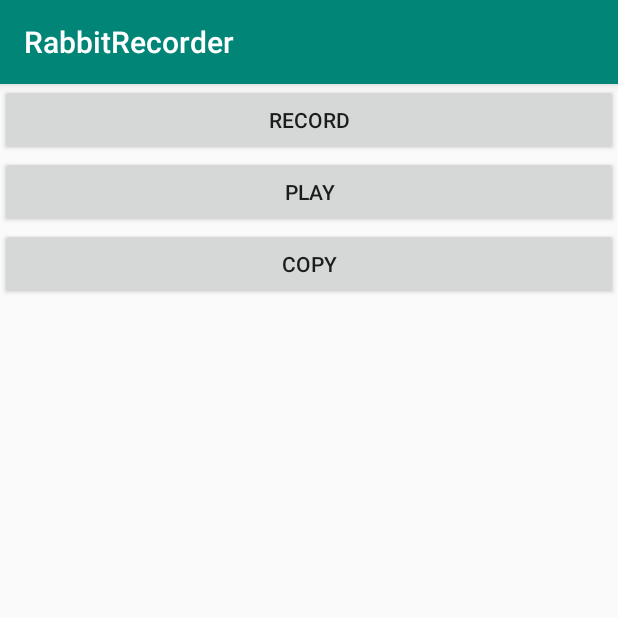
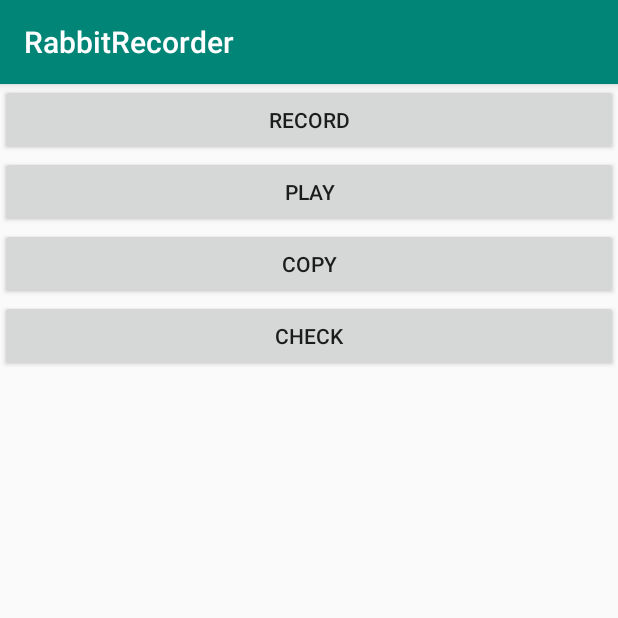
Before and after one commit to dayeondev/RabbitRecorder, an Android app: the screen it shows after launch (MainActivity), on a phone screen of 412 x 824 dp, the top half of it. Run offline under Robolectric (Android 15) with nearby library versions, the phone set to English and light mode, and no system bars.

Commit message:
Add CheckRecordedFile to FileCombination.java

```diff
--- a/app/src/main/java/com/cucumko/rabbitrecorder/MainActivity.java
+++ b/app/src/main/java/com/cucumko/rabbitrecorder/MainActivity.java
@@ -49,20 +49,25 @@ public class MainActivity extends AppCompatActivity {
         setContentView(R.layout.activity_main);
 
 
+        // 인스턴스화
+        record = new Record(this);
+        fileCombination = new FileCombination(this);
+
+        // 권한 얻기
+        permissionCheck();
+
+        //레코드 시작
+        callStartRecorder();
 
 
-        record = new Record(this);
-        permissionCheck();
-
-        callStartRecorder();
-        fileCombination = new FileCombination(this);
 
 
     }
 
     void callStartRecorder(){
-//        핸들러 참고
-//        https://wowon.tistory.com/95
+        // 핸들러 참고
+        // https://wowon.tistory.com/95
+        // Timer로 시도했으나 오류 발생해서 Handler 사용
         final Handler handler = new Handler(){
             @Override
             public void handleMessage(@NonNull Message msg) {
@@ -71,7 +76,6 @@ public class MainActivity extends AppCompatActivity {
 
             }
         };
-
         Thread thread = new Thread(new Runnable() {
             @Override
             public void run() {
@@ -91,6 +95,32 @@ public class MainActivity extends AppCompatActivity {
 
     }
 
+    public void onButtonCheckClicked(View view){
+//        Toast.makeText(getApplicationContext(),
+//        fileCombination.CheckRecordedFile(record.downloadPath, 0, 20),
+//                Toast.LENGTH_SHORT
+//        ).show();
+        fileCombination.Check(record.downloadPath, 0, 20);
+//        File checking;
+//        for(int i = 0; i < 20; i++){
+//            checking = new File(
+//                    record.downloadPath + "/"
+//                            + String.format("%03d", 0)
+//                            + "/record"
+//                            + String.format("%02d", i)
+//                            +  ".aac"
+//            );
+//            if(!checking.exists()){  // 파일 없으면
+//                Toast.makeText(getApplicationContext(), Integer.toString(i - 1), Toast.LENGTH_SHORT).show();
+//            }
+//            else{
+//                Toast.makeText(getApplicationContext(), Integer.toString(19), Toast.LENGTH_SHORT).show();
+//            }
+//        }
+
+    }
+
+
     public void onButtonCopyClicked(View view){
 //        fileCombination.copyDirectory(new File(record.downloadPath), new File(record.downloadPath + "/../copy"));
 //        fileCombination.CombineWaveFile(record.downloadPath + "/001/record02.aac", record.downloadPath + "/001/record03.aac", record.downloadPath + "/test_taeyang.aac");
@@ -102,6 +132,7 @@ public class MainActivity extends AppCompatActivity {
     public void onButtonRecordClicked(View view) {
 //        callStartRecorder();
     }
+
 
     public void onButtonPlayClicked(View view) {
         if(!isPlaying){
--- a/app/src/main/java/com/cucumko/rabbitrecorder/Record.java
+++ b/app/src/main/java/com/cucumko/rabbitrecorder/Record.java
@@ -82,6 +82,7 @@ class Record {
 
     }
 
+    // 저장되는 경로 변경
     public void nextDirectory(){
         recordNth++;
     }
--- a/app/src/main/res/layout/activity_main.xml
+++ b/app/src/main/res/layout/activity_main.xml
@@ -32,6 +32,15 @@
         android:onClick="onButtonCopyClicked"
         />
 
+    <Button
+        android:id="@+id/button_check"
+        android:layout_width="match_parent"
+        android:layout_height="wrap_content"
+        android:text="Check"
+        android:onClick="onButtonCheckClicked"
+        />
+
+
 
 
 
```
Also changed, not shown: app/src/main/java/com/cucumko/rabbitrecorder/FileCombination.java (+29 -4 lines).
